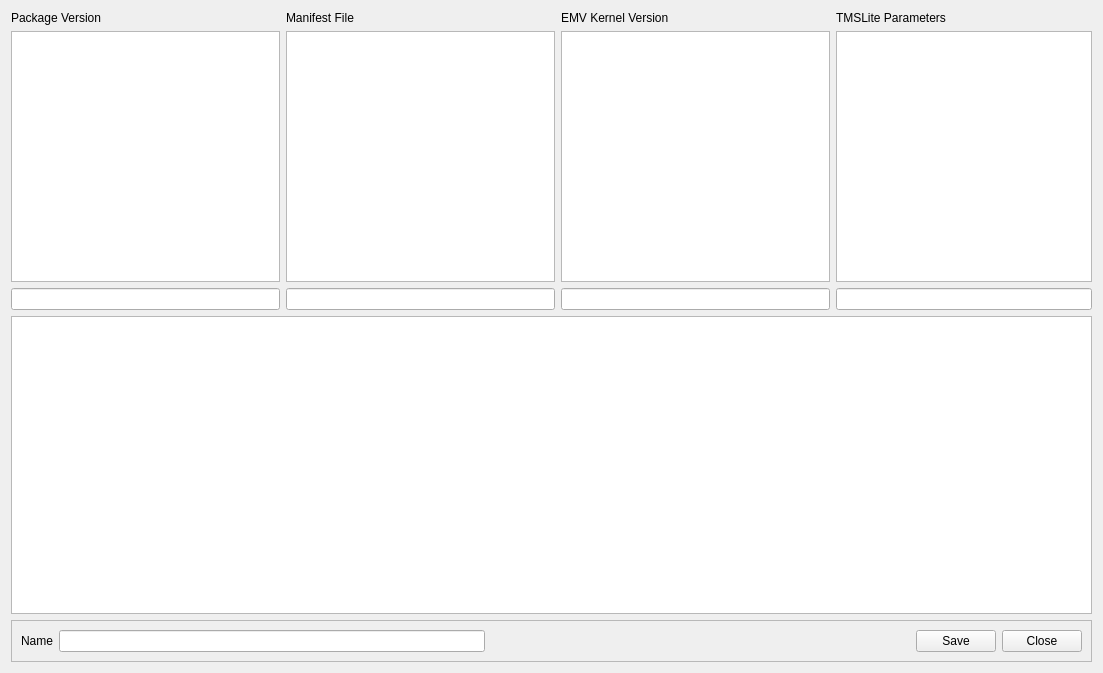
Before: the Qt Designer form gui/map.ui in jonngo/opt_version_checker, drawn with Qt 5.
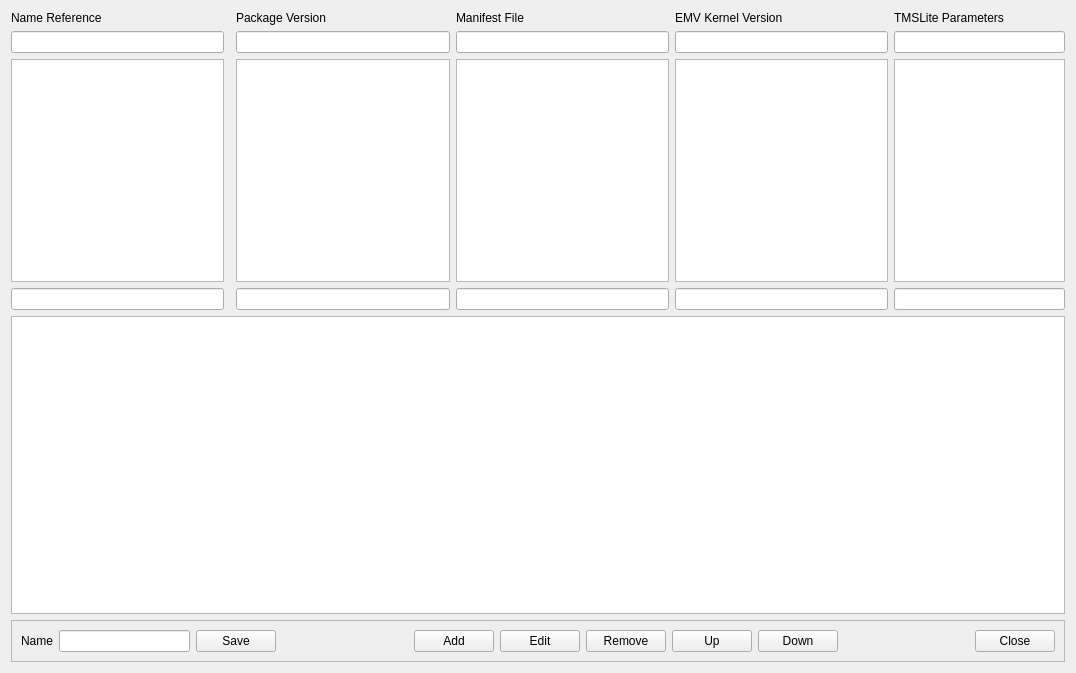
After: the same form once the commit is applied. Icons and pictures are not drawn.

Commit message: Merge jbz and conf_otherx3 to single table in map filter rule, with color coded rows.

What changed in the file:
```diff
--- a/gui/map.ui
+++ b/gui/map.ui
@@ -6,7 +6,7 @@
    <rect>
     <x>0</x>
     <y>0</y>
-    <width>1103</width>
+    <width>1076</width>
     <height>673</height>
    </rect>
   </property>
@@ -18,44 +18,7 @@
     <normaloff>vc.ico</normaloff>vc.ico</iconset>
   </property>
   <layout class="QGridLayout" name="gridLayout">
-   <item row="0" column="2">
-    <layout class="QVBoxLayout" name="verticalLayout_4">
-     <item>
-      <widget class="QLabel" name="map_emv_label">
-       <property name="text">
-        <string>EMV Kernel Version</string>
-       </property>
-      </widget>
-     </item>
-     <item>
-      <widget class="QTableView" name="map_emv_table"/>
-     </item>
-     <item>
-      <widget class="QLineEdit" name="map_emv_line_edit"/>
-     </item>
-    </layout>
-   </item>
-   <item row="0" column="1">
-    <layout class="QVBoxLayout" name="verticalLayout_21">
-     <item>
-      <widget class="QLabel" name="map_manifest_label">
-       <property name="text">
-        <string>Manifest File</string>
-       </property>
-      </widget>
-     </item>
-     <item>
-      <widget class="QTableView" name="map_manifest_table"/>
-     </item>
-     <item>
-      <widget class="QLineEdit" name="map_manifest_line_edit"/>
-     </item>
-    </layout>
-   </item>
-   <item row="1" column="0" colspan="5">
-    <widget class="QTableView" name="map_rule_table"/>
-   </item>
-   <item row="2" column="0" colspan="5">
+   <item row="3" column="0" colspan="7">
     <widget class="QFrame" name="frame">
      <property name="frameShape">
       <enum>QFrame::StyledPanel</enum>
@@ -74,19 +37,6 @@
       <item>
        <widget class="QLineEdit" name="map_rule_name_line_edit"/>
       </item>
-      <item>
-       <spacer name="horizontalSpacer">
-        <property name="orientation">
-         <enum>Qt::Horizontal</enum>
-        </property>
-        <property name="sizeHint" stdset="0">
-         <size>
-          <width>40</width>
-          <height>20</height>
-         </size>
-        </property>
-       </spacer>
-      </item>
       <item>
        <widget class="QPushButton" name="map_save_push_button">
         <property name="text">
@@ -94,6 +44,67 @@
         </property>
        </widget>
       </item>
+      <item>
+       <spacer name="horizontalSpacer_2">
+        <property name="orientation">
+         <enum>Qt::Horizontal</enum>
+        </property>
+        <property name="sizeHint" stdset="0">
+         <size>
+          <width>40</width>
+          <height>20</height>
+         </size>
+        </property>
+       </spacer>
+      </item>
+      <item>
+       <widget class="QPushButton" name="map_add_push_button">
+        <property name="text">
+         <string>Add</string>
+        </property>
+       </widget>
+      </item>
+      <item>
+       <widget class="QPushButton" name="map_edit_push_button">
+        <property name="text">
+         <string>Edit</string>
+        </property>
+       </widget>
+      </item>
+      <item>
+       <widget class="QPushButton" name="map_remove_push_button">
+        <property name="text">
+         <string>Remove</string>
+        </property>
+       </widget>
+      </item>
+      <item>
+       <widget class="QPushButton" name="map_up_push_button">
+        <property name="text">
+         <string>Up</string>
+        </property>
+       </widget>
+      </item>
+      <item>
+       <widget class="QPushButton" name="map_down_push_button">
+        <property name="text">
+         <string>Down</string>
+        </property>
+       </widget>
+      </item>
+      <item>
+       <spacer name="horizontalSpacer">
+        <property name="orientation">
+         <enum>Qt::Horizontal</enum>
+        </property>
+        <property name="sizeHint" stdset="0">
+         <size>
+          <width>40</width>
+          <height>20</height>
+         </size>
+        </property>
+       </spacer>
+      </item>
       <item>
        <widget class="QPushButton" name="map_close_push_button">
         <property name="text">
@@ -104,28 +115,94 @@
      </layout>
     </widget>
    </item>
+   <item row="0" column="4">
+    <layout class="QVBoxLayout" name="verticalLayout_4">
+     <item>
+      <widget class="QLabel" name="map_emv_label">
+       <property name="text">
+        <string>EMV Kernel Version</string>
+       </property>
+      </widget>
+     </item>
+     <item>
+      <widget class="QLineEdit" name="map_emv_filter_line_edit"/>
+     </item>
+     <item>
+      <widget class="QTableView" name="map_emv_table"/>
+     </item>
+     <item>
+      <widget class="QLineEdit" name="map_emv_line_edit"/>
+     </item>
+    </layout>
+   </item>
+   <item row="0" column="3">
+    <layout class="QVBoxLayout" name="verticalLayout_21">
+     <item>
+      <widget class="QLabel" name="map_manifest_label">
+       <property name="text">
+        <string>Manifest File</string>
+       </property>
+      </widget>
+     </item>
+     <item>
+      <widget class="QLineEdit" name="map_manifest_filter_line_edit"/>
+     </item>
+     <item>
+      <widget class="QTableView" name="map_manifest_table"/>
+     </item>
+     <item>
+      <widget class="QLineEdit" name="map_manifest_line_edit"/>
+     </item>
+    </layout>
+   </item>
+   <item row="2" column="0" colspan="7">
+    <widget class="QTableView" name="map_rule_table"/>
+   </item>
    <item row="0" column="0">
     <layout class="QVBoxLayout" name="verticalLayout_22">
      <item>
-      <widget class="QLabel" name="map_pkg_ver_label">
+      <widget class="QLabel" name="map_reference_label">
        <property name="text">
-        <string>Package Version</string>
+        <string>Name Reference</string>
        </property>
       </widget>
      </item>
      <item>
-      <widget class="QTableView" name="map_pkg_table">
+      <widget class="QLineEdit" name="map_ref_filter_line_edit"/>
+     </item>
+     <item>
+      <widget class="QTableView" name="map_reference_table">
        <property name="sizeAdjustPolicy">
         <enum>QAbstractScrollArea::AdjustIgnored</enum>
        </property>
       </widget>
      </item>
      <item>
+      <widget class="QLineEdit" name="map_reference_line_edit"/>
+     </item>
+    </layout>
+   </item>
+   <item row="0" column="2">
+    <layout class="QVBoxLayout" name="verticalLayout">
+     <item>
+      <widget class="QLabel" name="map_pkg_ver_label">
+       <property name="text">
+        <string>Package Version</string>
+       </property>
+      </widget>
+     </item>
+     <item>
+      <widget class="QLineEdit" name="map_pkg_filter_Line_edit"/>
+     </item>
+     <item>
+      <widget class="QTableView" name="map_pkg_table"/>
+     </item>
+     <item>
       <widget class="QLineEdit" name="map_pkg_ver_line_edit"/>
      </item>
     </layout>
    </item>
-   <item row="0" column="3" colspan="2">
+   <item row="0" column="5" colspan="2">
     <layout class="QVBoxLayout" name="verticalLayout_20">
      <item>
       <widget class="QLabel" name="map_tms_label">
@@ -134,6 +211,9 @@
        </property>
       </widget>
      </item>
+     <item>
+      <widget class="QLineEdit" name="map_tms_filter_line_edit"/>
+     </item>
      <item>
       <widget class="QTableView" name="map_tms_table"/>
      </item>
```
The commit also changes 2 other files.
